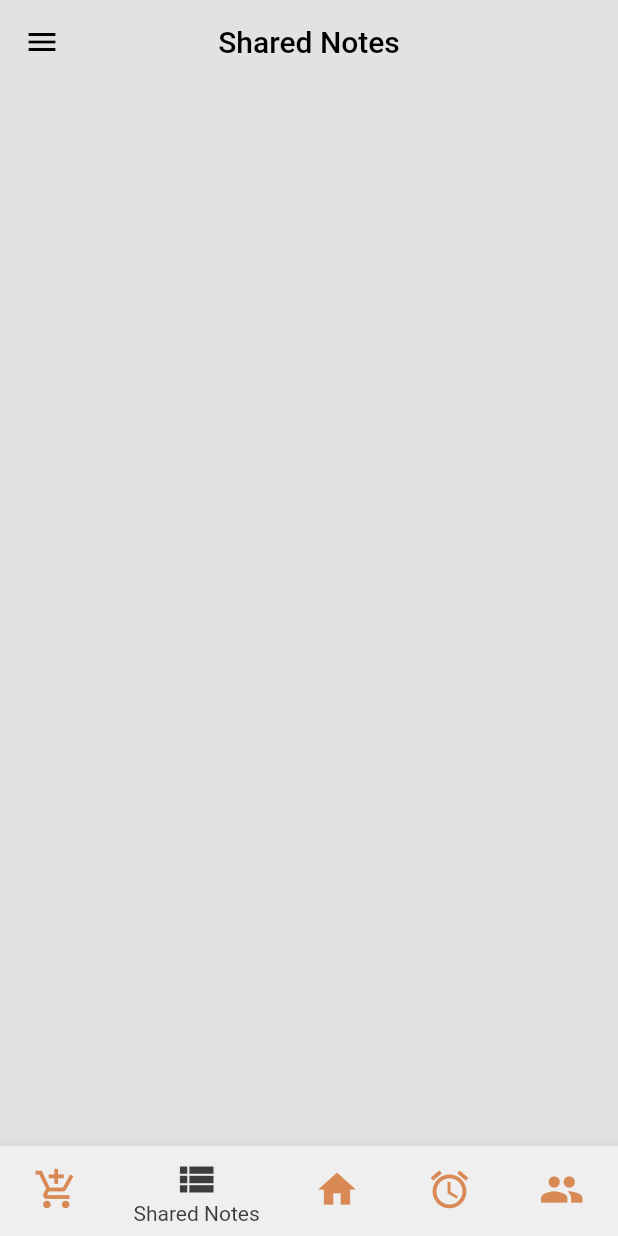
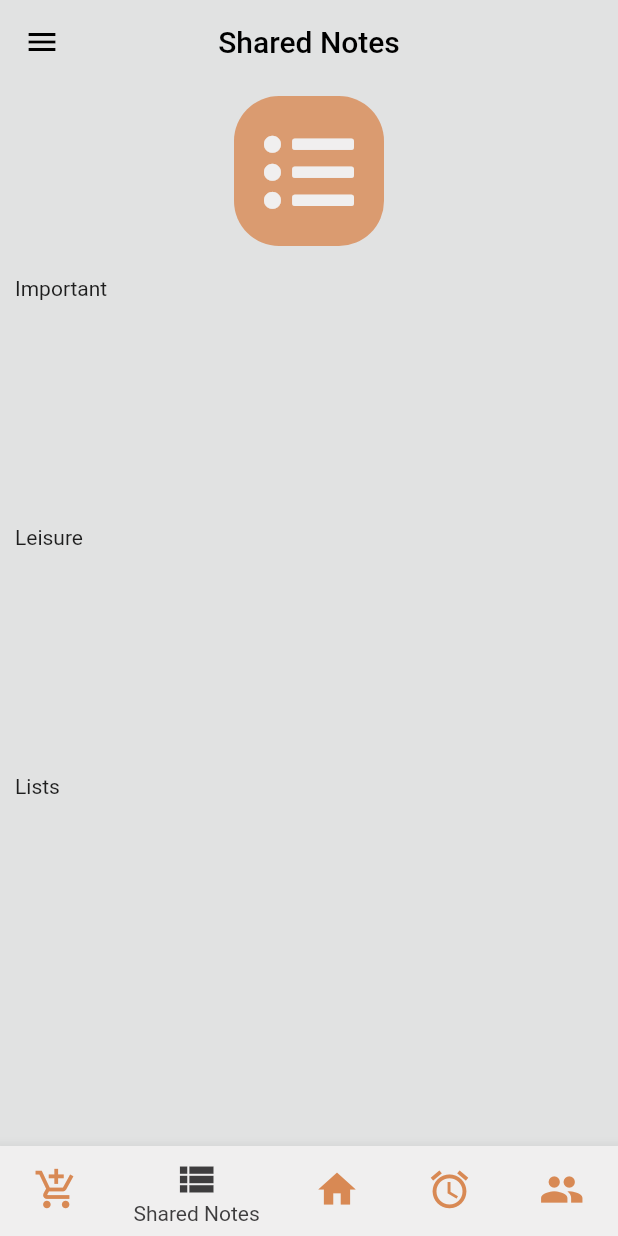
Before and after one commit to dhmi19/LiveTogether, a Flutter app: the screen it shows once a user with an empty profile is signed in, item 2 of the bottom bar chosen, on a phone screen of 412 x 824 dp. Run offline on Flutter 3.47's test engine with Material 2 defaults, Android fonts, the phone set to English and light mode, and no system bars; our stand-ins replace cloud_firestore, firebase_auth, firebase_storage, flutter_spinkit, font_awesome_flutter, image_picker and 1 more; missing offline and left inert: dart:ffi; accounts and stored records are empty; network calls fail.

Commit message:
skeleton GUI made

```diff
--- a/lib/screens/HomeScreen.dart
+++ b/lib/screens/HomeScreen.dart
@@ -1,7 +1,7 @@
 import 'package:firebase_auth/firebase_auth.dart';
 import 'package:lester_apartments/screens/homePage/HomeScreenWidget.dart';
 import 'package:lester_apartments/screens/roommatesSceen/RoommatesWidget.dart';
-import 'package:lester_apartments/screens/SharedNotesWidget.dart';
+import 'package:lester_apartments/screens/sharedNotesScreen/SharedNotesWidget.dart';
 import 'package:lester_apartments/screens/shoppingListScreen/ShoppingListWidget.dart';
 import 'package:flutter/cupertino.dart';
 import 'package:flutter/material.dart';
--- a/lib/screens/SharedNotesWidget.dart
+++ /dev/null
@@ -1,49 +0,0 @@
-import 'package:firebase_auth/firebase_auth.dart';
-import 'package:flutter/material.dart';
-import 'package:lester_apartments/services/auth.dart';
-import 'package:lester_apartments/shared/DrawerWidget.dart';
-
-class SharedNotesWidget extends StatefulWidget {
-
-  final FirebaseUser currentUser;
-
-  const SharedNotesWidget({this.currentUser});
-
-  @override
-  _SharedNotesWidgetState createState() => _SharedNotesWidgetState();
-}
-
-class _SharedNotesWidgetState extends State<SharedNotesWidget> {
-
-  final AuthService _auth = AuthService();
-
-  @override
-  Widget build(BuildContext context) {
-    return Container(
-      color: Theme.of(context).colorScheme.onBackground,
-      child: Scaffold(
-          backgroundColor: Colors.transparent,
-          appBar: AppBar(
-            backgroundColor: Colors.transparent,
-            iconTheme: IconThemeData(color: Colors.black),
-            elevation: 0,
-
-            // FlatButton.icon(onPressed: () => {}, icon: Icon(Icons.menu), label: Text("")),
-            title: Text("Shared Notes", style: TextStyle(color: Colors.black),),
-
-            centerTitle: true,
-
-          ),
-
-
-          body: SafeArea(
-            child: Container(
-              color: Colors.transparent,
-            ),
-          ),
-
-          drawer: DrawerWidget()
-      ),
-    );
-  }
-}
--- /dev/null
+++ b/lib/screens/sharedNotesScreen/ImportantNotesRow.dart
@@ -0,0 +1,8 @@
+import 'package:flutter/material.dart';
+
+class ImportantNotesRow extends StatelessWidget {
+  @override
+  Widget build(BuildContext context) {
+    return Container();
+  }
+}
--- /dev/null
+++ b/lib/screens/sharedNotesScreen/LeisureNotesRow.dart
@@ -0,0 +1,10 @@
+import 'package:flutter/material.dart';
+
+class LeisureNotesRow extends StatelessWidget {
+  @override
+  Widget build(BuildContext context) {
+    return Container(
+
+    );
+  }
+}
--- /dev/null
+++ b/lib/screens/sharedNotesScreen/ListsRow.dart
@@ -0,0 +1,8 @@
+import 'package:flutter/material.dart';
+
+class ListsRow extends StatelessWidget {
+  @override
+  Widget build(BuildContext context) {
+    return Container();
+  }
+}
--- /dev/null
+++ b/lib/screens/sharedNotesScreen/SharedNotesWidget.dart
@@ -0,0 +1,101 @@
+import 'package:firebase_auth/firebase_auth.dart';
+import 'package:flutter/material.dart';
+import 'package:font_awesome_flutter/font_awesome_flutter.dart';
+import 'package:lester_apartments/services/auth.dart';
+import 'package:lester_apartments/shared/DrawerWidget.dart';
+
+import 'ImportantNotesRow.dart';
+import 'LeisureNotesRow.dart';
+import 'ListsRow.dart';
+
+class SharedNotesWidget extends StatefulWidget {
+
+  final FirebaseUser currentUser;
+
+  const SharedNotesWidget({this.currentUser});
+
+  @override
+  _SharedNotesWidgetState createState() => _SharedNotesWidgetState();
+}
+
+class _SharedNotesWidgetState extends State<SharedNotesWidget> {
+
+  final AuthService _auth = AuthService();
+
+  @override
+  Widget build(BuildContext context) {
+    return Scaffold(
+        backgroundColor: Theme.of(context).colorScheme.onBackground,
+        appBar: AppBar(
+          backgroundColor: Colors.transparent,
+          iconTheme: IconThemeData(color: Colors.black),
+          elevation: 0,
+
+          title: Text("Shared Notes", style: TextStyle(color: Colors.black),),
+
+          centerTitle: true,
+
+        ),
+
+
+        body: SafeArea(
+          child: Padding(
+            padding: const EdgeInsets.symmetric(vertical: 8, horizontal: 10),
+            child: Column(
+              children: <Widget>[
+                Center(
+                  child: Container(
+                    padding: EdgeInsets.all(5),
+                    decoration: BoxDecoration(
+                      borderRadius: BorderRadius.all(Radius.circular(30)),
+                      color: Theme.of(context).colorScheme.onSecondary,
+                    ),
+                    height: 100,
+                    width: 100,
+                    child: Center(child: FaIcon(FontAwesomeIcons.listUl, color: Theme.of(context).colorScheme.onPrimary, size: 60,)),
+                  ),
+                ),
+                Container(
+                  width: double.infinity,
+                  child: Column(
+                    crossAxisAlignment: CrossAxisAlignment.start,
+
+                    children: <Widget>[
+                      SizedBox(height: 20,),
+
+                      Text("Important"),
+
+                      ImportantNotesRow(),
+
+                      SizedBox(height: 150,),
+
+                      Text("Leisure"),
+
+                      LeisureNotesRow(),
+
+                      SizedBox(height: 150,),
+
+                      Text("Lists"),
+
+                      ListsRow(),
+
+                    ],
+                  ),
+                ),
+
+                /*TabBarView(
+                  children: <Widget>[
+                    Icon()
+                  ],
+                )
+
+                 */
+              ],
+            ),
+          )
+        ),
+
+        drawer: DrawerWidget()
+    );
+  }
+}
```
